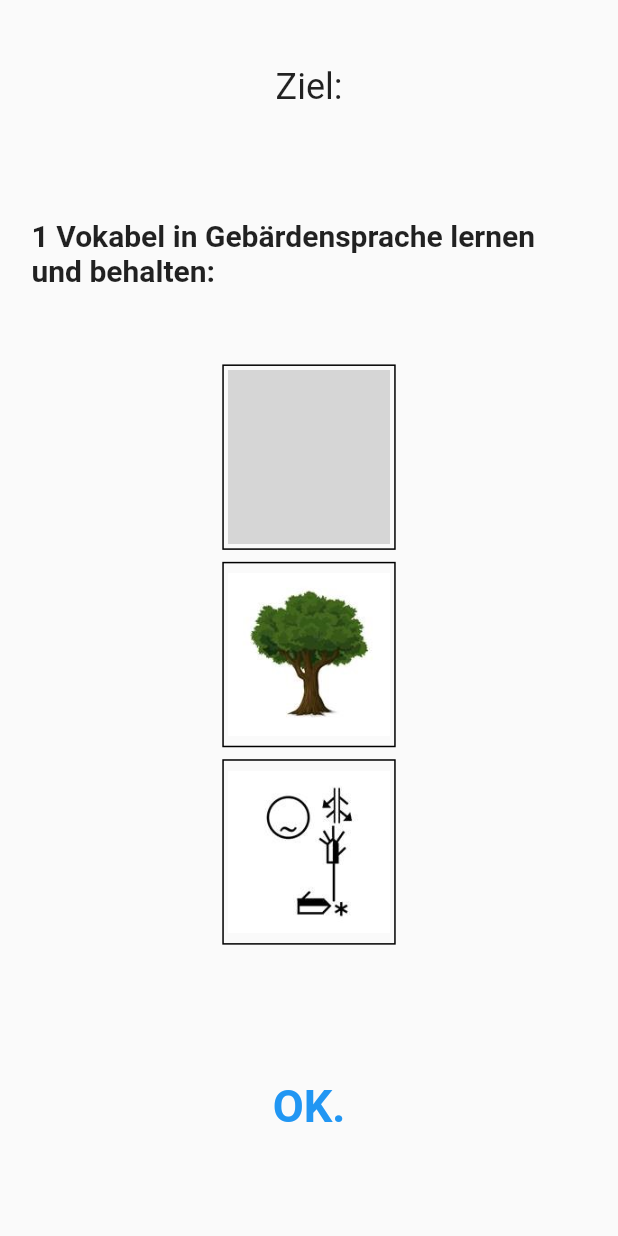
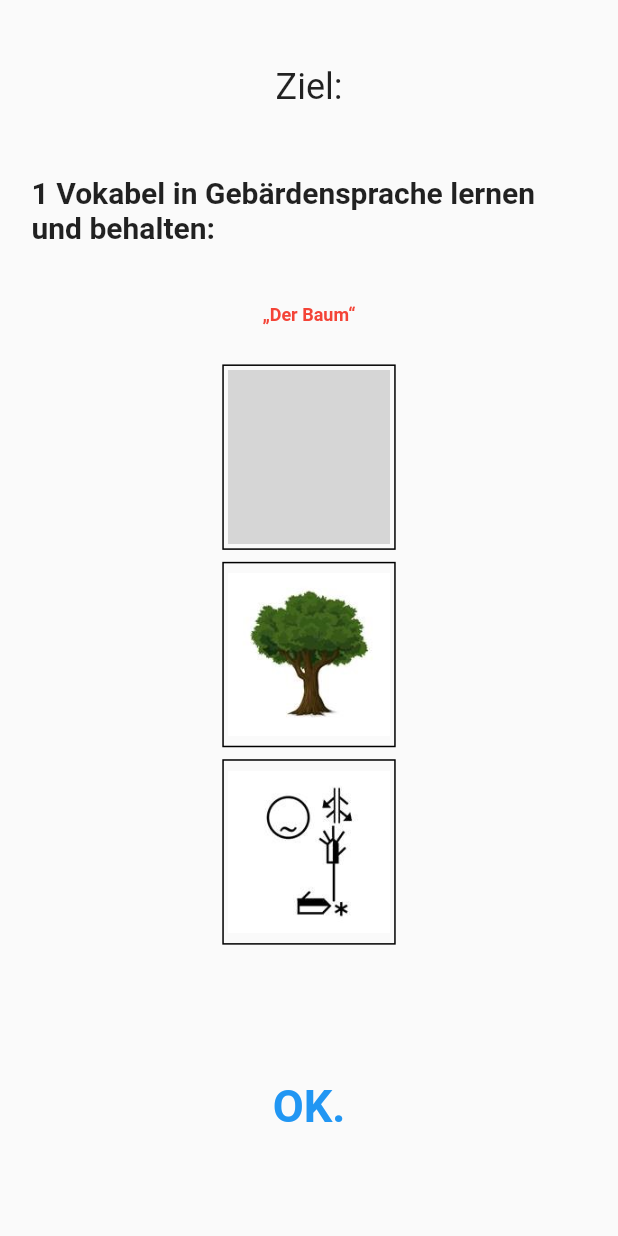
Before and after one commit to YoungTalents/Das-Spiel-ohne-Worte, a Flutter app: the screen it shows after launch, on a phone screen of 412 x 824 dp. Run offline on Flutter 3.47's test engine with Material 2 defaults, Android fonts, the phone set to English and light mode, and no system bars; drawn by our look-alikes of video_player; our stand-ins replace carousel_slider, shared_preferences, toast; generated files the repository leaves out were written again; network calls fail; grey boxes are pictures that could not be loaded.

Commit message:
some fixes

```diff
--- a/lib/l10n/app_de.arb
+++ b/lib/l10n/app_de.arb
@@ -3,13 +3,14 @@
     "appTitle" : "Das Spiel - Ohne Worte",
     "introductionTitle" : "Ziel:",
     "introductionText" : "1 Vokabel in Gebärdensprache lernen und behalten:",
+    "introductionWord" : "„Der Baum“",
     "intoductionButton" : "OK.",
-    "theGameTitle" : "The Game",
+    "theGameTitle" : "Das Spiel \u25CF ohne Worte",
     "theGameInstructions" : "Markiere die 3 Karten mit der gleichen Bedeutung",
     "playAgainButton" : "Nochmal spielen",
     "changeSettingsButton" : "Einstellungen ändern",
     "settingsTitle" : "Einstellungen",
-    "optionShowIntro" : "Zeige einführung",
+    "optionShowIntro" : "Zeige Einführung",
     "gameCategoriesTitle" : "Kategorien",
     "categoryBasics" : "Grundlagen",
     "categoryLetters" : "Buchstaben",
--- a/lib/l10n/app_en.arb
+++ b/lib/l10n/app_en.arb
@@ -5,6 +5,7 @@
     },
     "appTitle" : "the game - without words",
     "introductionTitle" : "Introduction",
+    "introductionWord" : "\"The Tree\"",
     "introductionText" : "Easy Learn and remember words in Sign Language",
     "intoductionButton" : "Got it!",
     "theGameTitle" : "The Game",
--- a/lib/pages/intro.dart
+++ b/lib/pages/intro.dart
@@ -130,7 +130,8 @@ class _IntroState extends State<Intro> {
         ];
 
         return getSlide( Container(height: wHeight * 0.7, /*color: Colors.blue,*/ child: Column(mainAxisAlignment: MainAxisAlignment.start, children: [
-            Container(height: wHeight * 0.17, /*color: Colors.purple,*/ child:Center(child:Text(AppLocalizations.of(context).introductionText, style: TextStyle(fontSize: 20, fontWeight: FontWeight.bold)))),
+            Container(height: wHeight * 0.1, /*color: Colors.purple,*/ child:Center(child:Text(AppLocalizations.of(context).introductionText, style: TextStyle(fontSize: 20, fontWeight: FontWeight.bold)))),
+            Container(height: wHeight * 0.07, /*color: Colors.purple,*/ child:Center(child:Text(AppLocalizations.of(context).introductionWord, style: TextStyle(color: Colors.red, fontSize: 12, fontWeight: FontWeight.bold)))),
             Container(width: wHeight * 0.15, height: wHeight * 0.53,
               child:ListView(
                 // scrollDirection: Axis.horizontal,
```
Also changed, not shown: 4 other files.
